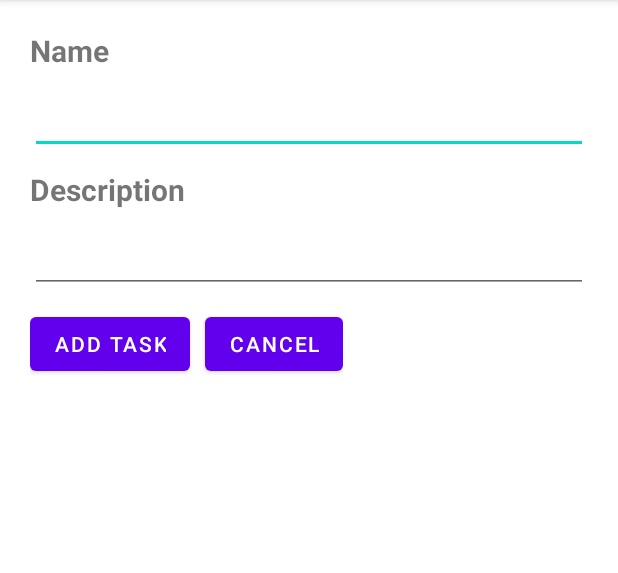
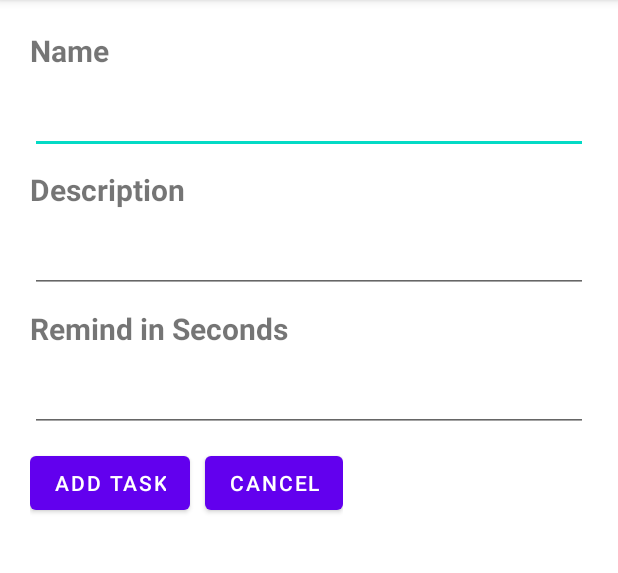
Before and after one commit to xHiroto/TaskManager, an Android app: the screen it shows after launch (AddActivity), after a tap on "ADD TASK", on a phone screen of 412 x 824 dp, the part 84-657 px from its top. Run offline under Robolectric (Android 15) with nearby library versions, the phone set to English and light mode, and no system bars.

Commit message:
done Advance enhancement and editing Main activty to update after adding task

```diff
--- a/app/src/main/java/sg/edu/rp/c346/id19045784/taskmanager/AddActivity.java
+++ b/app/src/main/java/sg/edu/rp/c346/id19045784/taskmanager/AddActivity.java
@@ -16,7 +16,7 @@ import java.util.Calendar;
 public class AddActivity extends AppCompatActivity {
 
     int reqCode = 12345;
-    EditText etName, etDesc;
+    EditText etName, etDesc, etRemind;
     Button btnAdd, btnCancel;
 
     @Override
@@ -25,7 +25,8 @@ public class AddActivity extends AppCompatActivity {
         setContentView(R.layout.activity_add);
 
         etName = findViewById(R.id.etName);
-        etDesc = findViewById(R.id.etDescription);
+        etDesc = findViewById(R.id.etDesc);
+        etRemind = findViewById(R.id.etRemind);
         btnAdd = findViewById(R.id.btnAdd);
         btnCancel = findViewById(R.id.btnCancel);
 
@@ -33,8 +34,12 @@ public class AddActivity extends AppCompatActivity {
             @Override
             public void onClick(View view) {
 
+                String name  = etName.getText().toString();
+                String desc = etDesc.getText().toString();
+                String time = etRemind.getText().toString();
+
                 Calendar calendar = Calendar.getInstance();
-                calendar.add(Calendar.SECOND, 5);
+                calendar.add(Calendar.SECOND, Integer.parseInt(time));
 
                 Intent intent = new Intent(
                         AddActivity.this,
@@ -51,14 +56,12 @@ public class AddActivity extends AppCompatActivity {
                 am.set(AlarmManager.RTC_WAKEUP, calendar.getTimeInMillis(),pendingIntent);
 
 
-                String name  = etName.getText().toString();
-                String desc = etDesc.getText().toString();
+
 
                 DBHelper dbh = new DBHelper(AddActivity.this);
                 dbh.insertTask(desc, name);
                 dbh.close();
-                Intent i = new Intent(AddActivity.this,MainActivity.class);
-                startActivity(i);
+                finish();
 
             }
         });
--- a/app/src/main/java/sg/edu/rp/c346/id19045784/taskmanager/MainActivity.java
+++ b/app/src/main/java/sg/edu/rp/c346/id19045784/taskmanager/MainActivity.java
@@ -25,14 +25,6 @@ public class MainActivity extends AppCompatActivity {
         final DBHelper dbTask = new DBHelper(MainActivity.this);
         btnTask = findViewById(R.id.btnTask);
         lv = findViewById(R.id.lv);
-        altasks = dbTask.getTasks();
-        aaTasks = new ArrayAdapter<Task>(MainActivity.this, android.R.layout.simple_list_item_1,altasks);
-
-
-        aaTasks.notifyDataSetChanged();
-
-        lv.setAdapter(aaTasks);
-
 
 
         btnTask.setOnClickListener(new View.OnClickListener() {
@@ -47,4 +39,15 @@ public class MainActivity extends AppCompatActivity {
 
     }
 
+    @Override
+    protected void onResume() {
+        super.onResume();
+        DBHelper dbTask = new DBHelper(MainActivity.this);
+        altasks = dbTask.getTasks();
+        aaTasks = new ArrayAdapter<Task>(MainActivity.this, android.R.layout.simple_list_item_1,altasks);
+        aaTasks.notifyDataSetChanged();
+        lv.setAdapter(aaTasks);
+
+
+    }
 }
--- a/app/src/main/res/layout/activity_add.xml
+++ b/app/src/main/res/layout/activity_add.xml
@@ -33,12 +33,28 @@
         android:textStyle="bold" />
 
     <EditText
-        android:id="@+id/etDescription"
+        android:id="@+id/etDesc"
         android:layout_width="match_parent"
         android:layout_height="wrap_content"
         android:ems="10"
         android:inputType="textPersonName"
         android:layout_marginBottom="10dp"/>
+
+    <TextView
+        android:layout_width="match_parent"
+        android:layout_height="wrap_content"
+        android:layout_marginBottom="10dp"
+        android:text="Remind in Seconds"
+        android:textSize="20dp"
+        android:textStyle="bold" />
+
+    <EditText
+        android:id="@+id/etRemind"
+        android:layout_width="match_parent"
+        android:layout_height="wrap_content"
+        android:layout_marginBottom="10dp"
+        android:ems="10"
+        android:inputType="textPersonName" />
 
     <LinearLayout
         android:layout_width="wrap_content"
```
